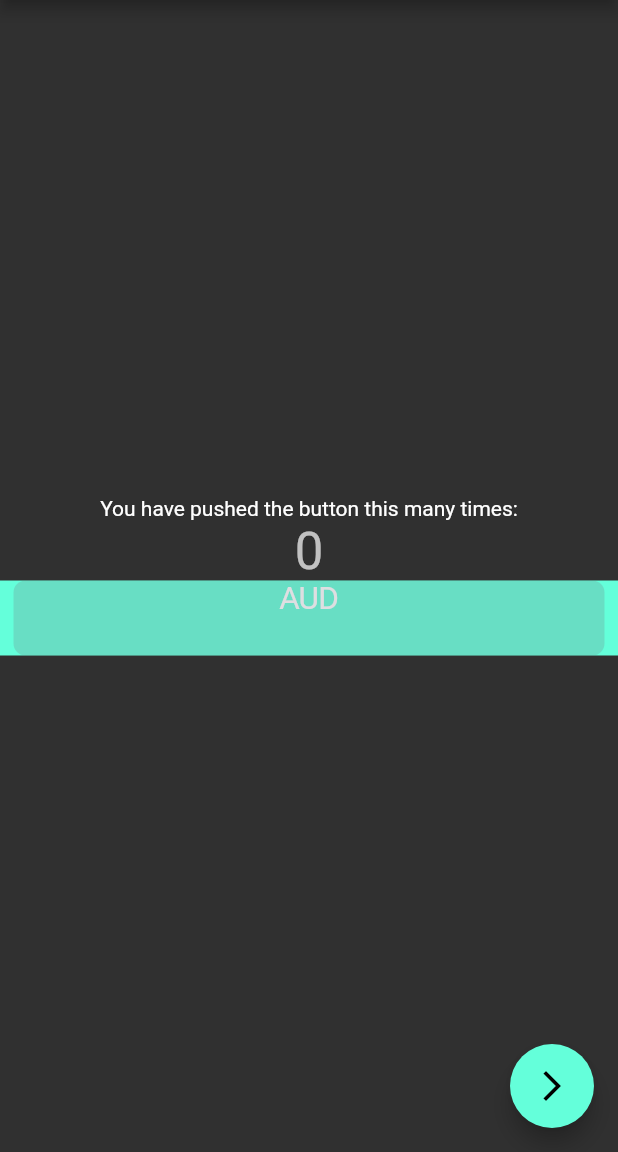
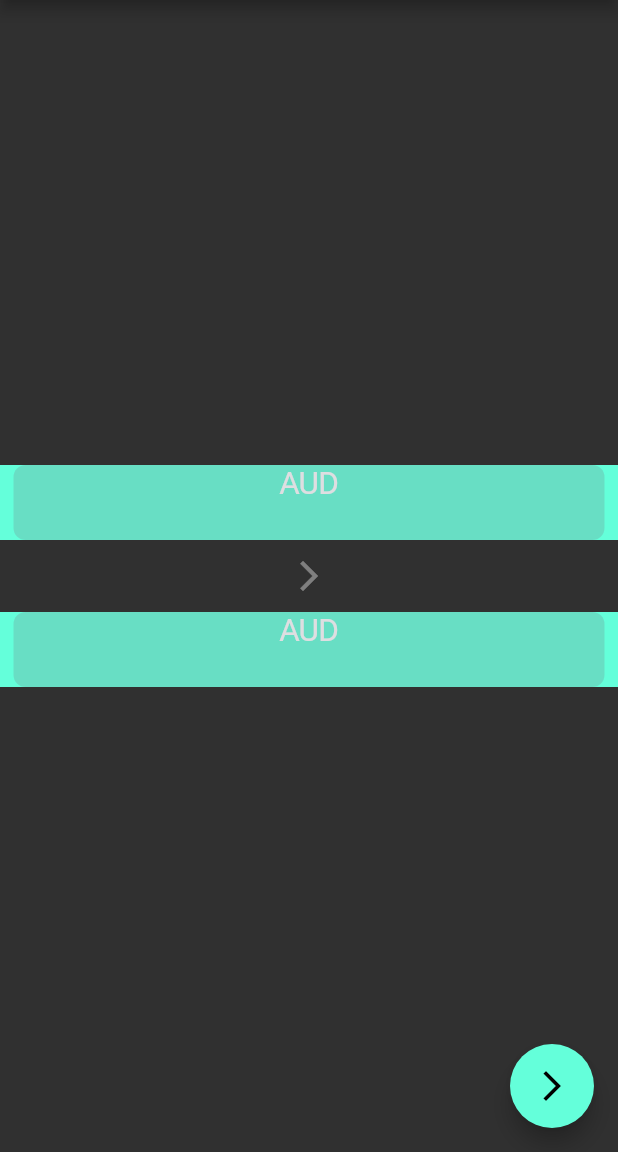
Before and after one commit to 1805ayush/Currency-Converter, a Flutter app: the screen it shows after launch, on a phone screen of 412 x 824 dp, the part 84-1236 px from its top. Run offline on Flutter 3.47's test engine with Material 2 defaults, Android fonts, the phone set to English and light mode, and no system bars.

Commit message:
added home screen

```diff
--- a/lib/home_screen.dart
+++ b/lib/home_screen.dart
@@ -0,0 +1,51 @@
+import 'package:flutter/material.dart';
+import 'package:currency_converter/Components/currency_picker.dart';
+
+
+class MyHomePage extends StatefulWidget {
+  MyHomePage({Key key, this.title}) : super(key: key);
+
+  final String title;
+
+  @override
+  _MyHomePageState createState() => _MyHomePageState();
+}
+
+class _MyHomePageState extends State<MyHomePage> {
+  int _counter = 0;
+
+  void _incrementCounter() {
+    setState(() {
+      _counter++;
+    });
+  }
+
+  @override
+  Widget build(BuildContext context) {
+    return Scaffold(
+      appBar: AppBar(
+        title: Text('Currency Converter'),
+      ),
+      body: Center(
+        child: Column(
+          mainAxisAlignment: MainAxisAlignment.center,
+          children: <Widget>[
+            CurrencyPicker('USD'),
+            FlatButton(
+              child: Icon(
+                  Icons.arrow_forward_ios_outlined
+              ),
+            ),
+            CurrencyPicker('IND')
+          ],
+
+        ),
+      ),
+      floatingActionButton: FloatingActionButton(
+        onPressed: _incrementCounter,
+        tooltip: 'Increment',
+        child: Icon(Icons.arrow_forward_ios_outlined),
+      ), // This trailing comma makes auto-formatting nicer for build methods.
+    );
+  }
+}
--- a/lib/main.dart
+++ b/lib/main.dart
@@ -1,5 +1,7 @@
+import 'package:currency_converter/home_screen.dart';
 import 'package:flutter/material.dart';
 import 'package:currency_converter/Components/currency_picker.dart';
+import 'home_screen.dart';
 
 void main() {
   runApp(MyApp());
@@ -17,57 +19,57 @@ class MyApp extends StatelessWidget {
   }
 }
 
-class MyHomePage extends StatefulWidget {
-  MyHomePage({Key key, this.title}) : super(key: key);
+// class MyHomePage extends StatefulWidget {
+//   MyHomePage({Key key, this.title}) : super(key: key);
+//
+//   final String title;
+//
+//   @override
+//   _MyHomePageState createState() => _MyHomePageState();
+// }
 
-  final String title;
-
-  @override
-  _MyHomePageState createState() => _MyHomePageState();
-}
-
-class _MyHomePageState extends State<MyHomePage> {
-  int _counter = 0;
-
-  void _incrementCounter() {
-    setState(() {
-      // This call to setState tells the Flutter framework that something has
-      // changed in this State, which causes it to rerun the build method below
-      // so that the display can reflect the updated values. If we changed
-      // _counter without calling setState(), then the build method would not be
-      // called again, and so nothing would appear to happen.
-      _counter++;
-    });
-  }
-
-  @override
-  Widget build(BuildContext context) {
-    return Scaffold(
-      appBar: AppBar(
-        title: Text(widget.title),
-      ),
-      body: Center(
-        child: Column(
-          mainAxisAlignment: MainAxisAlignment.center,
-          children: <Widget>[
-            Text(
-              'You have pushed the button this many times:',
-            ),
-            Text(
-              '$_counter',
-              style: Theme.of(context).textTheme.headline4,
-            ),
-            CurrencyPicker('USD'),
-          ],
-
-        ),
-
-      ),
-      floatingActionButton: FloatingActionButton(
-        onPressed: _incrementCounter,
-        tooltip: 'Increment',
-        child: Icon(Icons.arrow_forward_ios_outlined),
-      ), // This trailing comma makes auto-formatting nicer for build methods.
-    );
-  }
-}
+// class _MyHomePageState extends State<MyHomePage> {
+//   int _counter = 0;
+//
+//   void _incrementCounter() {
+//     setState(() {
+//       // This call to setState tells the Flutter framework that something has
+//       // changed in this State, which causes it to rerun the build method below
+//       // so that the display can reflect the updated values. If we changed
+//       // _counter without calling setState(), then the build method would not be
+//       // called again, and so nothing would appear to happen.
+//       _counter++;
+//     });
+//   }
+//
+//   @override
+//   Widget build(BuildContext context) {
+//     return Scaffold(
+//       appBar: AppBar(
+//         title: Text(widget.title),
+//       ),
+//       body: Center(
+//         child: Column(
+//           mainAxisAlignment: MainAxisAlignment.center,
+//           children: <Widget>[
+//             Text(
+//               'You have pushed the button this many times:',
+//             ),
+//             Text(
+//               '$_counter',
+//               style: Theme.of(context).textTheme.headline4,
+//             ),
+//             CurrencyPicker('USD'),
+//           ],
+//
+//         ),
+//
+//       ),
+//       floatingActionButton: FloatingActionButton(
+//         onPressed: _incrementCounter,
+//         tooltip: 'Increment',
+//         child: Icon(Icons.arrow_forward_ios_outlined),
+//       ), // This trailing comma makes auto-formatting nicer for build methods.
+//     );
+//   }
+// }
```
